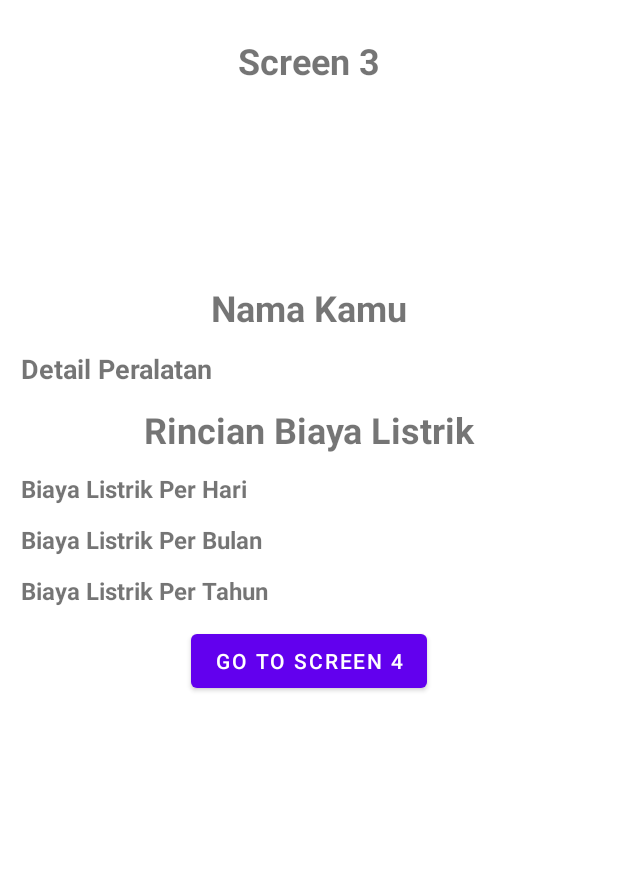
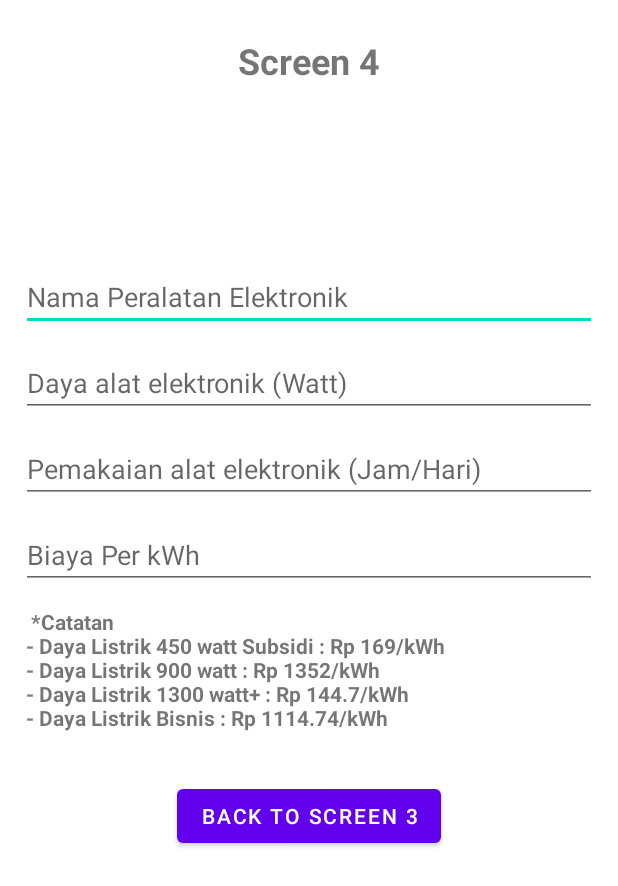
Before and after one commit to wahyuananta/ChallengeChapter3Binar, an Android app: the layout fragment_screen_four.xml on its own in the app's theme, with its tools: preview values and no code run, on a phone screen of 412 x 824 dp. Shown: the top 886 px of the screen. Run offline under Robolectric (Android 15) with nearby library versions, the phone set to English and light mode, and no system bars.

Commit message:
Revision layouting fragment four

```diff
--- a/app/src/main/res/layout/fragment_screen_four.xml
+++ b/app/src/main/res/layout/fragment_screen_four.xml
@@ -8,10 +8,10 @@
 
     <!-- TODO: Update blank fragment layout -->
     <TextView
-        android:id="@+id/tv_screen_3"
+        android:id="@+id/tv_screen_4"
         android:layout_width="wrap_content"
         android:layout_height="wrap_content"
-        android:text="Screen 3"
+        android:text="Screen 4"
         android:textStyle="bold"
         android:textSize="24sp"
         app:layout_constraintTop_toTopOf="parent"
@@ -19,86 +19,69 @@
         app:layout_constraintEnd_toEndOf="parent"
         android:layout_marginTop="24dp"/>
 
-    <TextView
-        android:id="@+id/tv_nama"
-        android:layout_width="wrap_content"
+    <EditText
+        android:id="@+id/et_alat_elektronik"
+        android:layout_width="384dp"
         android:layout_height="wrap_content"
-        android:textStyle="bold"
-        android:textSize="24sp"
-        android:text="Nama Kamu"
+        android:hint="Nama Peralatan Elektronik"
         app:layout_constraintStart_toStartOf="parent"
         app:layout_constraintEnd_toEndOf="parent"
-        app:layout_constraintBottom_toTopOf="@id/tv_detail"
+        app:layout_constraintBottom_toTopOf="@id/et_watt"
+        android:layout_marginBottom="12dp"/>
+
+    <EditText
+        android:id="@+id/et_watt"
+        android:layout_width="384dp"
+        android:layout_height="wrap_content"
+        android:hint="Daya alat elektronik (Watt)"
+        app:layout_constraintStart_toStartOf="parent"
+        app:layout_constraintEnd_toEndOf="parent"
+        app:layout_constraintBottom_toTopOf="@id/et_jam"
+        android:layout_marginBottom="12dp"/>
+
+    <EditText
+        android:id="@+id/et_jam"
+        android:layout_width="384dp"
+        android:layout_height="wrap_content"
+        android:hint="Pemakaian alat elektronik (Jam/Hari)"
+        app:layout_constraintStart_toStartOf="parent"
+        app:layout_constraintEnd_toEndOf="parent"
+        app:layout_constraintBottom_toTopOf="@id/et_biaya"
+        android:layout_marginBottom="12dp"/>
+
+    <EditText
+        android:id="@+id/et_biaya"
+        android:layout_width="384dp"
+        android:layout_height="wrap_content"
+        android:hint="Biaya Per kWh"
+        app:layout_constraintStart_toStartOf="parent"
+        app:layout_constraintEnd_toEndOf="parent"
+        app:layout_constraintBottom_toTopOf="@id/tv_catatan"
         android:layout_marginBottom="12dp"/>
 
     <TextView
-        android:id="@+id/tv_detail"
+        android:id="@+id/tv_catatan"
         android:layout_width="384dp"
         android:layout_height="wrap_content"
-        android:text="Detail Peralatan"
+        android:text="  *Catatan \n
+- Daya Listrik 450 watt Subsidi : Rp 169/kWh \n
+- Daya Listrik 900 watt : Rp 1352/kWh \n
+- Daya Listrik 1300 watt+ : Rp 144.7/kWh \n
+- Daya Listrik Bisnis : Rp 1114.74/kWh"
         android:textStyle="bold"
-        android:textSize="18sp"
         app:layout_constraintStart_toStartOf="parent"
         app:layout_constraintEnd_toEndOf="parent"
-        app:layout_constraintBottom_toTopOf="@id/tv_biaya_listrik"
-        android:layout_marginBottom="12dp"/>
+        app:layout_constraintBottom_toTopOf="@id/btn_screen_4"
+        android:layout_marginBottom="32dp" />
 
-    <TextView
-        android:id="@+id/tv_biaya_listrik"
+    <Button
+        android:id="@+id/btn_screen_4"
         android:layout_width="wrap_content"
         android:layout_height="wrap_content"
-        android:text="Rincian Biaya Listrik"
-        android:textStyle="bold"
-        android:textSize="24sp"
+        android:text="Back To Screen 3"
         app:layout_constraintStart_toStartOf="parent"
         app:layout_constraintEnd_toEndOf="parent"
-        app:layout_constraintBottom_toTopOf="@id/tv_biaya_per_hari"
-        android:layout_marginBottom="12dp"/>
-
-    <TextView
-        android:id="@+id/tv_biaya_per_hari"
-        android:layout_width="384dp"
-        android:layout_height="wrap_content"
-        android:text="Biaya Listrik Per Hari"
-        android:textStyle="bold"
-        android:textSize="16sp"
-        app:layout_constraintStart_toStartOf="parent"
-        app:layout_constraintEnd_toEndOf="parent"
-        app:layout_constraintBottom_toTopOf="@id/tv_biaya_per_bulan"
-        android:layout_marginBottom="12dp"/>
-
-    <TextView
-        android:id="@+id/tv_biaya_per_bulan"
-        android:layout_width="384dp"
-        android:layout_height="wrap_content"
-        android:text="Biaya Listrik Per Bulan"
-        android:textStyle="bold"
-        android:textSize="16sp"
-        app:layout_constraintStart_toStartOf="parent"
-        app:layout_constraintEnd_toEndOf="parent"
-        app:layout_constraintBottom_toTopOf="@id/tv_biaya_Per_Tahun"
-        android:layout_marginBottom="12dp"/>
-
-    <TextView
-        android:id="@+id/tv_biaya_Per_Tahun"
-        android:layout_width="384dp"
-        android:layout_height="wrap_content"
-        android:text="Biaya Listrik Per Tahun"
-        android:textStyle="bold"
-        android:textSize="16sp"
-        app:layout_constraintStart_toStartOf="parent"
-        app:layout_constraintEnd_toEndOf="parent"
-        app:layout_constraintBottom_toTopOf="@id/btn_screen_3"
-        android:layout_marginBottom="12dp"/>
-
-    <Button
-        android:id="@+id/btn_screen_3"
-        android:layout_width="wrap_content"
-        android:layout_height="wrap_content"
-        android:text="Go To Screen 4"
-        app:layout_constraintTop_toBottomOf="@id/tv_screen_3"
-        app:layout_constraintStart_toStartOf="parent"
-        app:layout_constraintEnd_toEndOf="parent"
-        app:layout_constraintBottom_toBottomOf="parent"/>
+        app:layout_constraintBottom_toBottomOf="parent"
+        android:layout_marginBottom="256dp"/>
 
 </androidx.constraintlayout.widget.ConstraintLayout>
```
